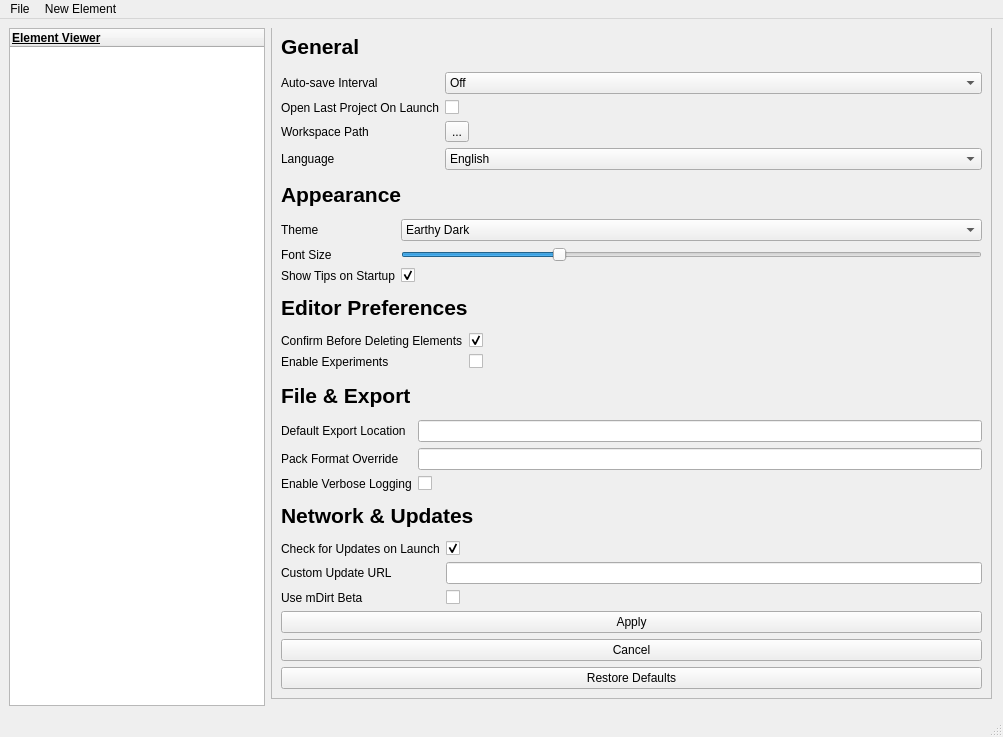
Above: lib/UIs/ui.ui from Faith-and-Code-Technologies/mDirt before the change. Below: the same form after it.
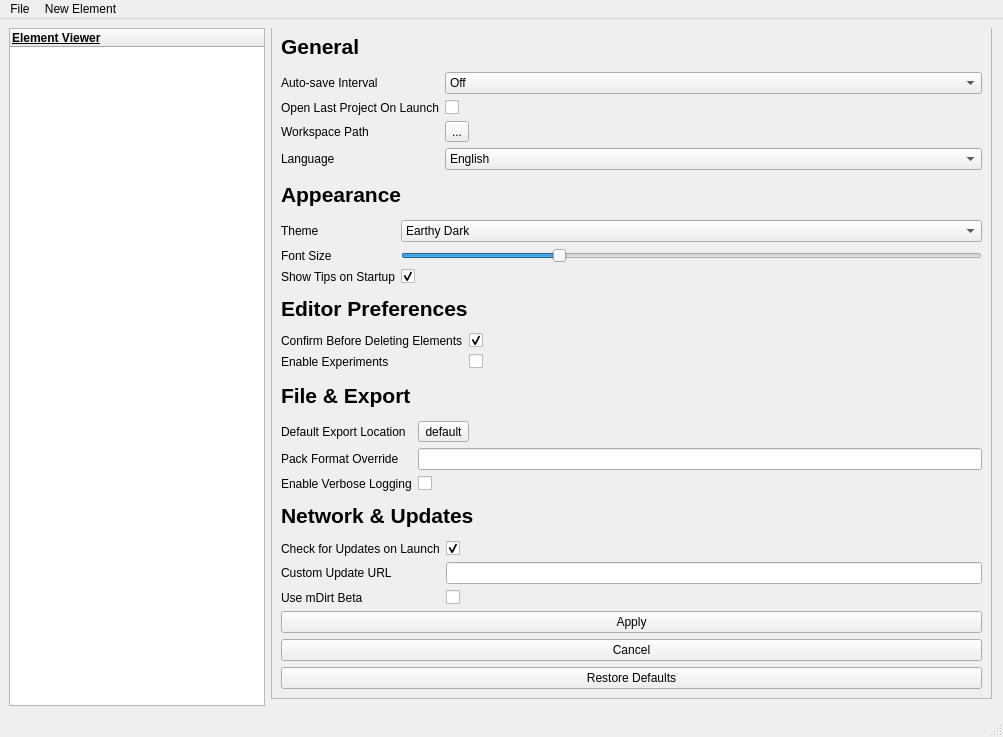
That is the form after the change. The open tabs and pages were chosen to show the change.

Commit message: Added 'default export path' setting

The edit to the form file:
```diff
--- a/lib/UIs/ui.ui
+++ b/lib/UIs/ui.ui
@@ -2004,13 +2004,6 @@
               </property>
              </widget>
             </item>
-            <item row="0" column="1">
-             <widget class="QLineEdit" name="settingsExportLocation">
-              <property name="toolTip">
-               <string>&lt;html&gt;&lt;head/&gt;&lt;body&gt;&lt;p&gt;The location where mDirt will export your packs.&lt;/p&gt;&lt;/body&gt;&lt;/html&gt;</string>
-              </property>
-             </widget>
-            </item>
             <item row="1" column="0">
              <widget class="QLabel" name="label_27">
               <property name="text">
@@ -2042,6 +2035,13 @@
               </property>
              </widget>
             </item>
+            <item row="0" column="1">
+             <widget class="QToolButton" name="settingsDefaultExportButton">
+              <property name="text">
+               <string>default</string>
+              </property>
+             </widget>
+            </item>
            </layout>
           </item>
           <item>
```
The commit also changes 68 other files.
